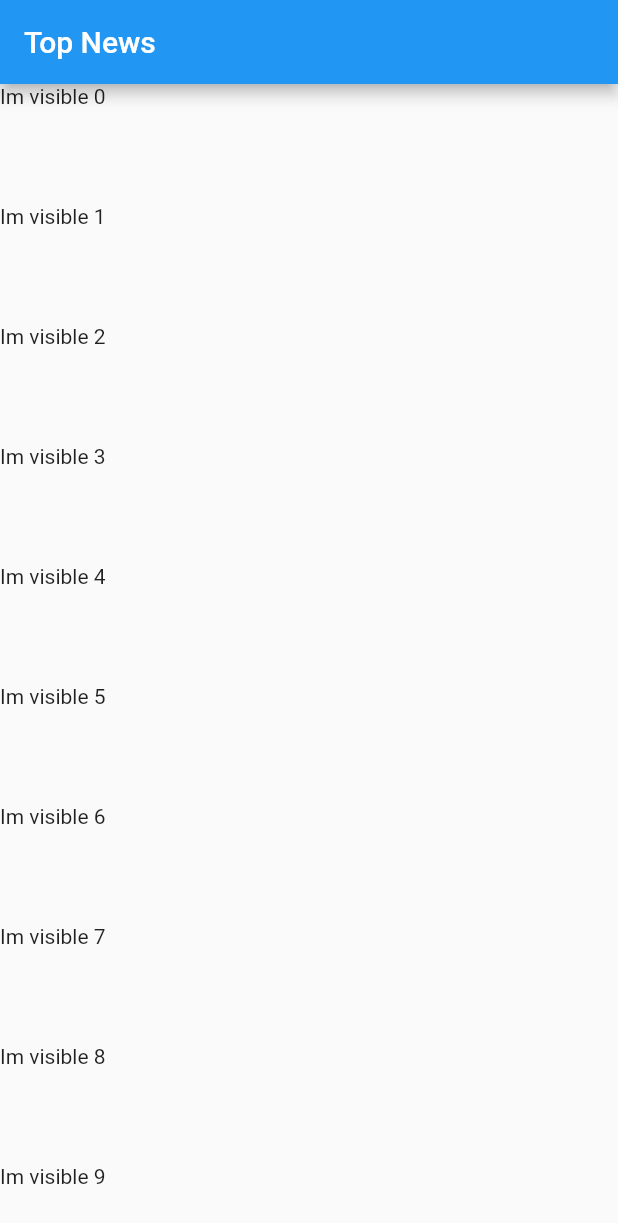
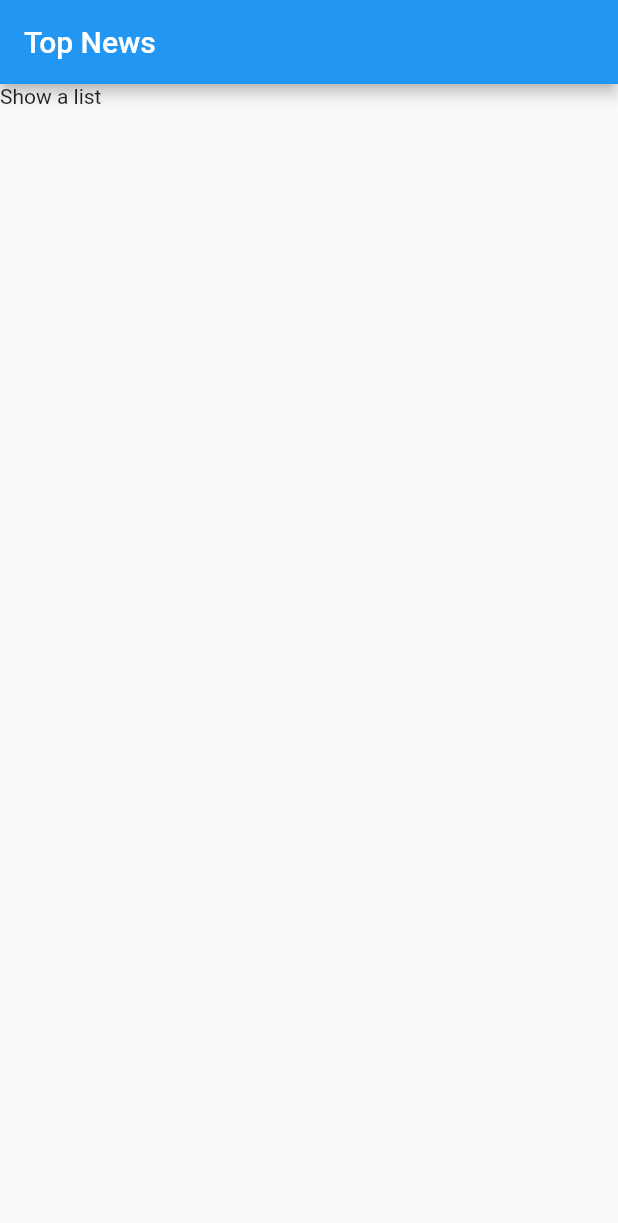
Before and after one commit to aisivan36/flutter_news, a Flutter app: the screen it shows after launch, on a phone screen of 412 x 824 dp. Shown: the top 1223 px of the screen. Run offline on Flutter 3.47's test engine with Material 2 defaults, Android fonts, the phone set to English and light mode, and no system bars; our stand-ins replace sqflite; accounts and stored records are empty.

Commit message:
added a new bug to fix it later

```diff
--- a/lib/src/screens/news_list.dart
+++ b/lib/src/screens/news_list.dart
@@ -1,4 +1,3 @@
-import 'dart:async';
 import 'package:flutter/material.dart';
 
 class NewsList extends StatelessWidget {
@@ -7,33 +6,7 @@ class NewsList extends StatelessWidget {
       appBar: AppBar(
         title: Text('Top News'),
       ),
-      body: buildList(),
-    );
-  }
-
-  Widget buildList() {
-    return ListView.builder(
-      itemCount: 1000,
-      itemBuilder: (context, int index) {
-        return FutureBuilder(
-          future: getFuture(),
-          builder: (context, snapshot) {
-            return Container(
-              height: 80.0,
-              child: snapshot.hasData
-                  ? Text('Im visible $index')
-                  : Text('I havent fetched data yet $index'),
-            );
-          },
-        );
-      },
-    );
-  }
-
-  getFuture() {
-    return Future.delayed(
-      Duration(seconds: 2),
-      () => 'hi',
+      body: Text('Show a list'),
     );
   }
 }
```
